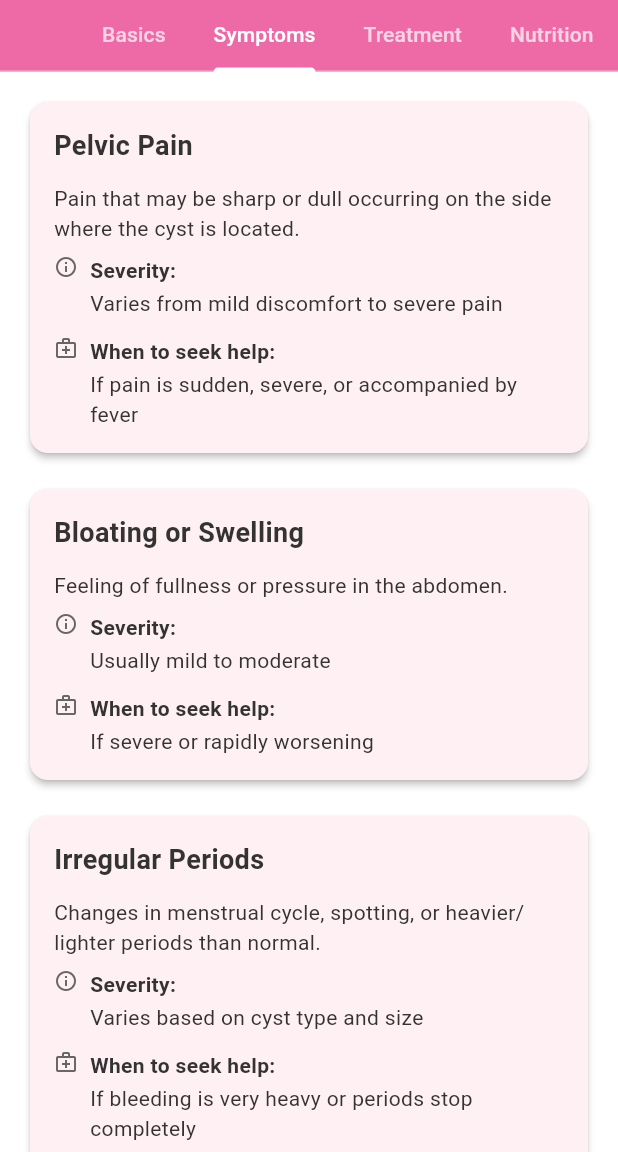
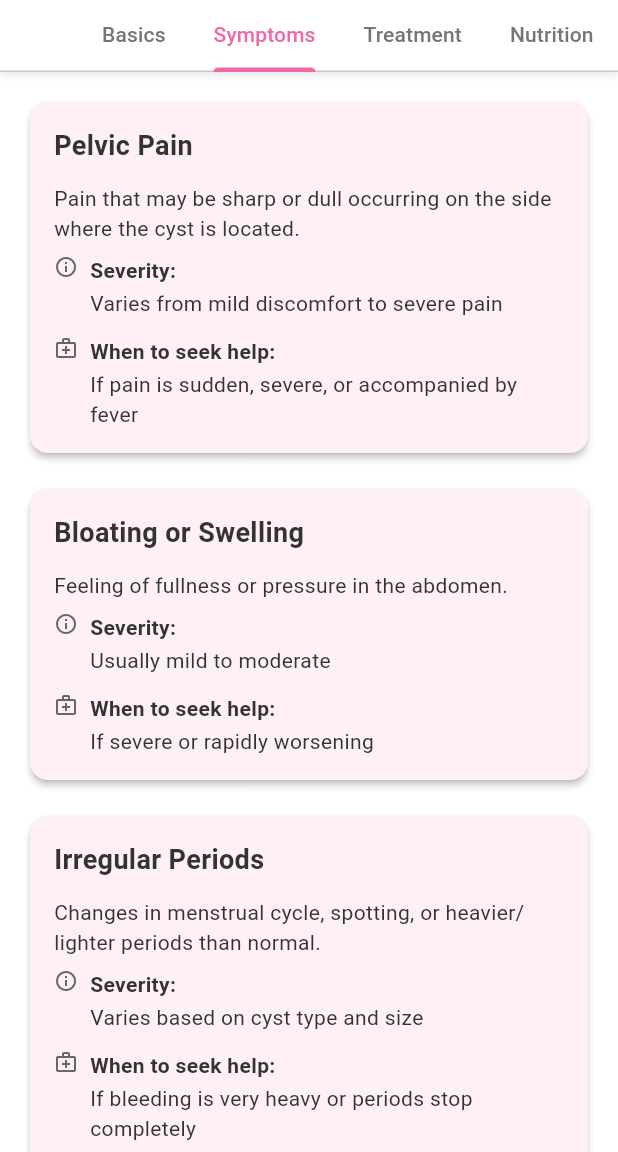
Before and after one commit to Faqih001/ovarian_cyst_support_app, a Flutter app: the EducationalScreen screen opened directly, tab 2 chosen, on a phone screen of 412 x 824 dp, the part 84-1236 px from its top. Run offline on Flutter 3.47's test engine with Material 3 defaults, Android fonts, the phone set to English and light mode, and no system bars; our stand-ins replace animated_text_kit, cloud_firestore, connectivity_plus, csv, firebase_auth, firebase_core and 19 more; missing offline and left inert: firebase_app_check; accounts and stored records are empty; network calls fail.

Commit message:
feat: Update EducationalScreen styling; enhance TabBar appearance with new colors and shadows

```diff
--- a/lib/screens/educational_screen.dart
+++ b/lib/screens/educational_screen.dart
@@ -56,13 +56,23 @@ class _EducationalScreenState extends State<EducationalScreen>
         children: [
           if (section == 'main')
             Container(
-              color: AppColors.primary,
+              decoration: BoxDecoration(
+                color: Colors.white,
+                boxShadow: [
+                  BoxShadow(
+                    color: Colors.grey.withOpacity(0.2),
+                    spreadRadius: 1,
+                    blurRadius: 3,
+                    offset: const Offset(0, 2),
+                  ),
+                ],
+              ),
               child: TabBar(
                 controller: _tabController,
                 isScrollable: true,
-                indicatorColor: Colors.white,
-                labelColor: Colors.white,
-                unselectedLabelColor: Colors.white70,
+                indicatorColor: AppColors.primary,
+                labelColor: AppColors.primary,
+                unselectedLabelColor: Colors.grey[600],
                 tabs: [
                   Tab(text: 'Basics'),
                   Tab(text: 'Symptoms'),
```
